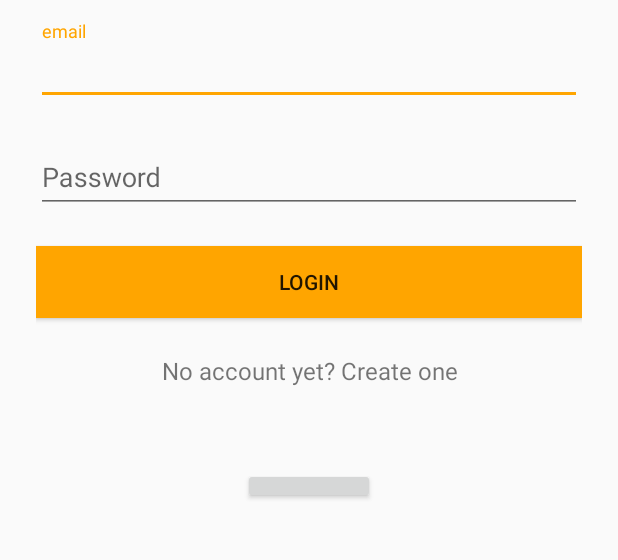
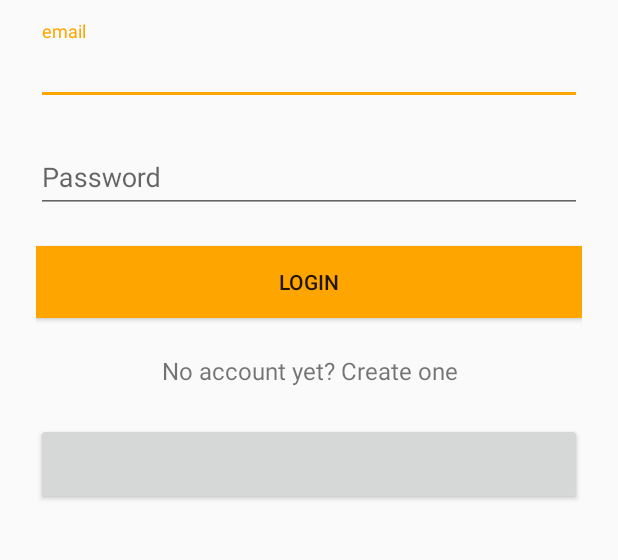
Before and after one commit to llsit/coffees, an Android app: the screen it shows after launch (login), on a phone screen of 412 x 824 dp, the part 297-857 px from its top. Run offline under Robolectric (Android 15) with nearby library versions, the phone set to English and light mode, and no system bars; our stand-ins replace Firebase (no records; nobody signed in at launch, a user with empty details on screens opened directly); libraries missing offline, so code that uses them is left out: com.facebook, com.facebook.login; plain views replace LoginButton; 4 statements that could not run were skipped.

Commit message:
edit for present

```diff
--- a/app/src/main/AndroidManifest.xml
+++ b/app/src/main/AndroidManifest.xml
@@ -7,7 +7,8 @@
     <uses-permission android:name="android.permission.ACCESS_COARSE_LOCATION" />
     <uses-permission android:name="android.permission.ACCESS_FINE_LOCATION" />
     <uses-permission android:name="android.permission.READ_EXTERNAL_STORAGE" />
-    <uses-permission android:name="android.permission.MANAGE_DOCUMENTS" />
+    <uses-permission android:name="android.permission.MANAGE_DOCUMENTS"
+        tools:ignore="ProtectedPermissions" />
 
     <application
         android:allowBackup="true"
--- a/app/src/main/res/layout/activity_login.xml
+++ b/app/src/main/res/layout/activity_login.xml
@@ -78,11 +78,13 @@
 
         <com.facebook.login.widget.LoginButton
             android:id="@+id/login_facebook"
-            android:layout_width="wrap_content"
+            android:layout_width="match_parent"
             android:layout_height="wrap_content"
-            android:layout_gravity="center_horizontal"
-            android:layout_marginTop="30dp"
-            android:layout_marginBottom="30dp" />
+            android:paddingTop="15dp"
+            android:paddingBottom="20dp"
+            android:layout_marginRight="0dp"
+            android:layout_marginLeft="0dp"/>
+
 
     </LinearLayout>
 </android.support.design.widget.CoordinatorLayout>
--- a/app/src/main/res/layout/fragment_profile.xml
+++ b/app/src/main/res/layout/fragment_profile.xml
@@ -103,7 +103,7 @@
                 android:textColor="@color/color_pastel_blue"
                 android:background="@drawable/custom_border_round"
                 android:text="@string/btn_message_preferences"
-                android:visibility="invisible"/>
+                android:visibility="gone"/>
             <ProgressBar
                 android:id="@+id/progressBar_profile"
                 android:layout_below="@+id/display_uid"
```
Also changed, not shown: app/src/main/java/com/cmu/nuts/coffee9/main/fragment/ProfileFragment.java (+35 -11 lines), app/src/main/res/layout/item_review.xml (+6 -3 lines).
